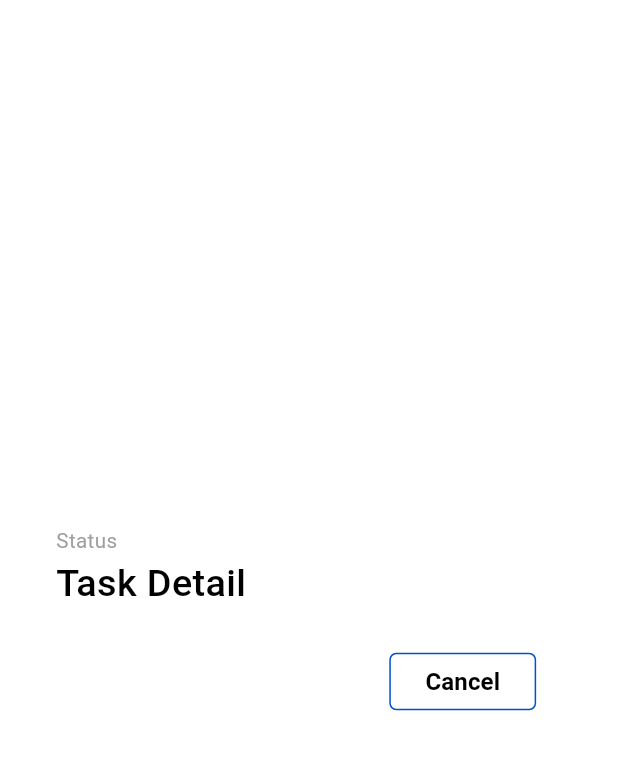
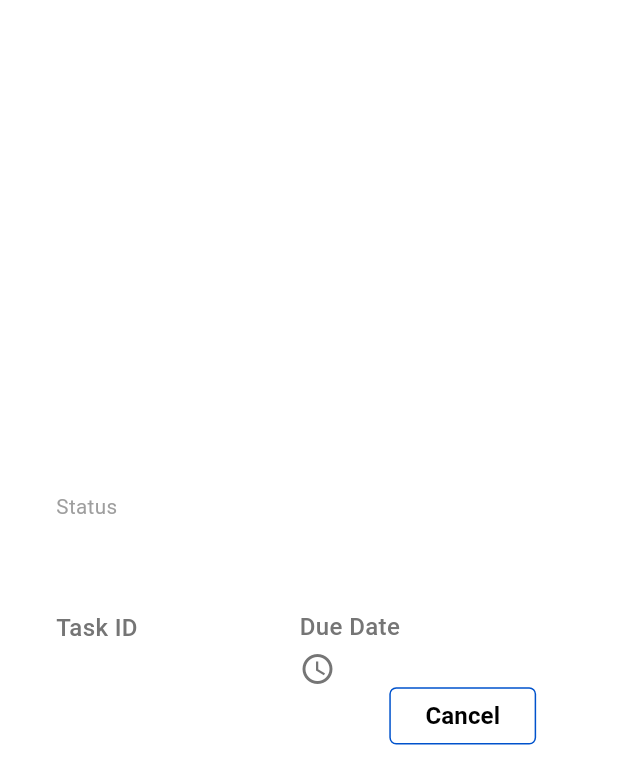
Before and after one commit to nischal08/Kanban-Tracker, a Flutter app: the TaskDetailDialog widget shown alone on an empty page, opened directly with empty values, on a phone screen of 412 x 824 dp. Shown: the top 784 px of the screen. Run offline on Flutter 3.47's test engine with Material 3 defaults, Android fonts, the phone set to English and light mode, and no system bars; our stand-ins replace dio, flutter_bloc, flutter_riverpod, flutter_screenutil, fluttertoast, get_it and 3 more; missing offline and left inert: appflowy_board; accounts and stored records are empty; network calls fail.

```diff
--- a/lib/presentation/screens/home/widgets/all_board.dart
+++ b/lib/presentation/screens/home/widgets/all_board.dart
@@ -95,6 +95,7 @@ class _AllBoardState extends State<AllBoard> {
           headerBuilder: (context, columnData) {
             return Column(
               children: [
+              gapH(4),
                 AppFlowyGroupHeader(
                   icon: const Icon(Icons.lightbulb_circle),
                   title: Expanded(
@@ -105,6 +106,7 @@ class _AllBoardState extends State<AllBoard> {
                   ),
                   margin: config.groupBodyPadding,
                 ),
+              gapH(4),
                 Container(
                   margin: EdgeInsets.symmetric(horizontal: 12.w),
                   height: 0.5,
@@ -164,7 +166,10 @@ class _AllBoardState extends State<AllBoard> {
         await showDialog(
             context: context,
             builder: (BuildContext dgContext) {
-              return TaskDetailDialog(task: taskData, taskStatus: "");
+              return TaskDetailDialog(
+                task: taskData,
+                taskStatus: group.headerData.groupName,
+              );
             });
       },
       child: Padding(
--- a/lib/presentation/screens/home/widgets/task_detail_dialog.dart
+++ b/lib/presentation/screens/home/widgets/task_detail_dialog.dart
@@ -3,7 +3,6 @@ import 'package:flutter_screenutil/flutter_screenutil.dart';
 import 'package:go_router/go_router.dart';
 import 'package:kanban/core/styles/styles.dart';
 import 'package:kanban/presentation/models/task_model.dart';
-import 'package:kanban/presentation/screens/home/widgets/custom_text.dart';
 import 'package:kanban/presentation/widgets/general_text_button.dart';
 
 class TaskDetailDialog extends StatelessWidget {
@@ -54,11 +53,66 @@ class TaskDetailDialog extends StatelessWidget {
             ),
           ],
         ),
-        const CustomText(
-          text: "Task Detail",
-          isTitle: true,
+        Text(
+          task.content,
+          style: generalTextStyle(18).copyWith(
+            fontWeight: FontWeight.w600,
+          ),
         ),
         gapH(24),
+        Row(
+          mainAxisAlignment: MainAxisAlignment.spaceBetween,
+          children: [
+            Column(
+              crossAxisAlignment: CrossAxisAlignment.start,
+              children: [
+                Text(
+                  "Task ID",
+                  style: generalTextStyle(14).copyWith(
+                    color: Colors.grey.shade600,
+                    fontWeight: FontWeight.w500,
+                  ),
+                ),
+                gapH(4),
+                Text(
+                  task.id,
+                  style: generalTextStyle(14).copyWith(
+                    fontWeight: FontWeight.w500,
+                  ),
+                ),
+              ],
+            ),
+            Column(
+              crossAxisAlignment: CrossAxisAlignment.start,
+              children: [
+                Text(
+                  "Due Date",
+                  style: generalTextStyle(14).copyWith(
+                    color: Colors.grey.shade600,
+                    fontWeight: FontWeight.w500,
+                  ),
+                ),
+                gapH(4),
+                Row(
+                  children: [
+                    Icon(
+                      Icons.schedule,
+                      color: Colors.grey.shade600 ,
+                    ),
+                    gapW(4),
+                    Text(
+                      task.due!.date,
+                      style: generalTextStyle(14).copyWith(
+                        fontWeight: FontWeight.w500,
+                      ),
+                    ),
+                  ],
+                ),
+              ],
+            ),
+            gapW(0)
+          ],
+        ),
         Row(
           mainAxisAlignment: MainAxisAlignment.end,
           children: [
```
